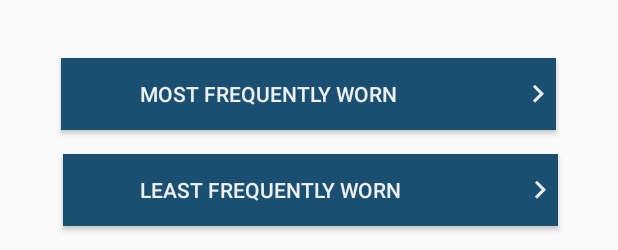
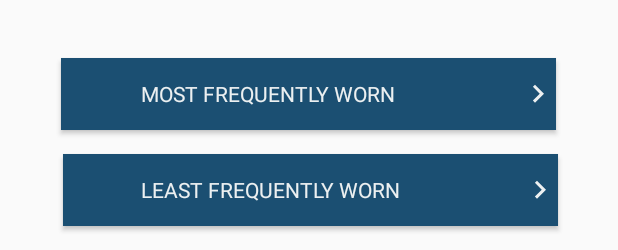
Before and after one commit to fivestarstyle/fivestarstyle, an Android app: the layout activity_closet_statistics.xml on its own in the app's theme, with its tools: preview values and no code run, on a phone screen of 412 x 824 dp. Shown: the part 983-1233 px from the top of the screen. Run offline under Robolectric (Android 15) with nearby library versions, the phone set to English and light mode, and no system bars; plain views replace PieChartView.

Commit message:
added font-family

```diff
--- a/FiveStarStyle/app/src/main/res/layout/activity_closet_statistics.xml
+++ b/FiveStarStyle/app/src/main/res/layout/activity_closet_statistics.xml
@@ -21,6 +21,7 @@
         android:minWidth="0dp"
         android:scaleType="center"
         android:text="@string/btnText"
+        android:textAlignment="center"
         android:textColor="#ECF0F1"
         app:layout_constraintEnd_toEndOf="parent"
         app:layout_constraintStart_toStartOf="parent"
--- a/FiveStarStyle/app/src/main/res/values/styles.xml
+++ b/FiveStarStyle/app/src/main/res/values/styles.xml
@@ -6,6 +6,7 @@
         <item name="colorPrimary">@color/colorPrimary</item>
         <item name="colorPrimaryDark">@color/colorPrimaryDark</item>
         <item name="colorAccent">@color/colorAccent</item>
+        <item name="android:fontFamily">"@font/glacial_indifference_regular"</item>
     </style>
 
 </resources>
```
Also changed, not shown: FiveStarStyle/app/src/main/res/font/fonts.xml (added, +7 -0 lines), FiveStarStyle/app/src/main/res/font/glacial_indifference_regular.otf (added). Lines whose indentation alone changed are shown as unchanged.
